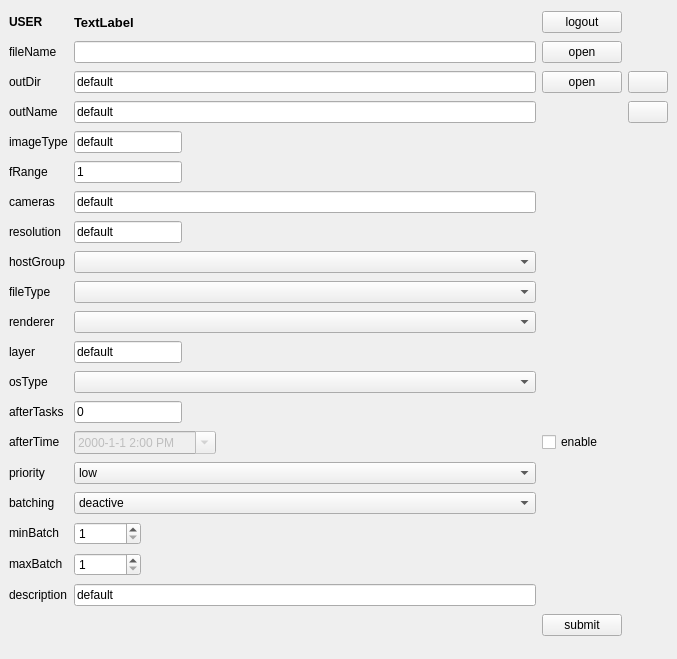
Old version of the form rbhusUI/lib/rbhusSubmitMod.ui in the repository aumanimationstudios/rbhus.
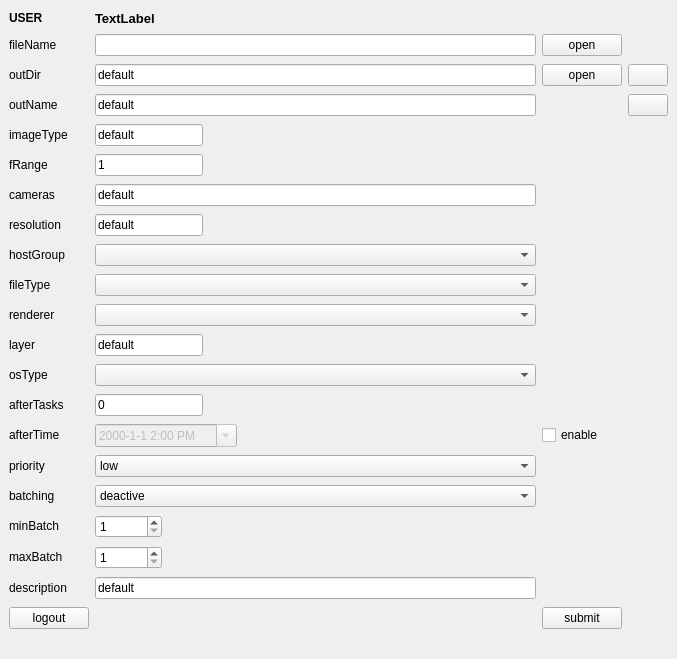
New version of the form.

Commit message: fixing delete tasks

Diff of the .ui file:
```diff
--- a/rbhusUI/lib/rbhusSubmitMod.ui
+++ b/rbhusUI/lib/rbhusSubmitMod.ui
@@ -691,6 +691,12 @@
     </item>
     <item row="0" column="0">
      <widget class="QLabel" name="label">
+      <property name="sizePolicy">
+       <sizepolicy hsizetype="Preferred" vsizetype="Fixed">
+        <horstretch>0</horstretch>
+        <verstretch>0</verstretch>
+       </sizepolicy>
+      </property>
       <property name="font">
        <font>
         <weight>75</weight>
@@ -704,6 +710,12 @@
     </item>
     <item row="0" column="1">
      <widget class="QLabel" name="labelUser">
+      <property name="sizePolicy">
+       <sizepolicy hsizetype="Preferred" vsizetype="Fixed">
+        <horstretch>0</horstretch>
+        <verstretch>0</verstretch>
+       </sizepolicy>
+      </property>
       <property name="font">
        <font>
         <pointsize>10</pointsize>
@@ -717,7 +729,7 @@
       </property>
      </widget>
     </item>
-    <item row="0" column="2">
+    <item row="23" column="0">
      <widget class="QPushButton" name="pushLogout">
       <property name="text">
        <string>logout</string>
```
The commit also changes 1 other file.
